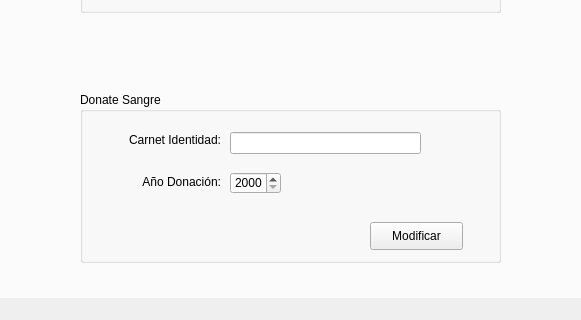
Old version of the form Proyecto_Optativa/UfrmMain.ui in the repository RedAlf121/ProyectoFicherosCpp; both pictures show x 112 to 693 and y 280 to 600 of the 800 by 600 pixel window.
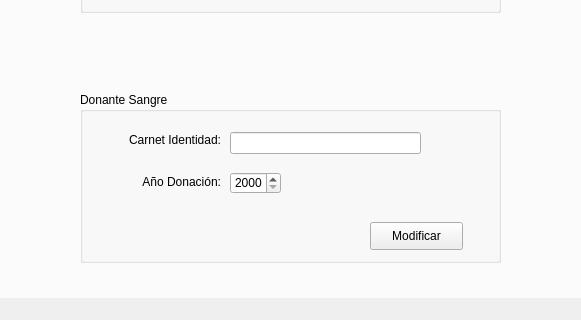
New version of the form. Icons and pictures are not drawn.

Patch:
```diff
--- a/Proyecto_Optativa/UfrmMain.ui
+++ b/Proyecto_Optativa/UfrmMain.ui
@@ -241,7 +241,7 @@
           </rect>
          </property>
          <property name="title">
-          <string>Donate Sangre</string>
+          <string>Donante Sangre</string>
          </property>
          <property name="flat">
           <bool>false</bool>
```
Left out of the diff: 3 changed lines with no effect on the pictures.
